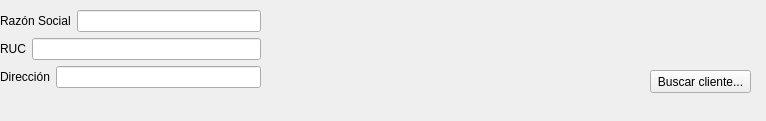
janfranco27/TheProyect, file ManagerM/ui_new_venta_factura.ui: the form before one commit.
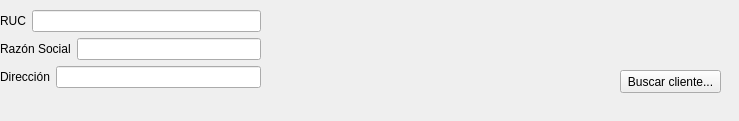
The form after the commit.

```diff
--- a/ManagerM/ui_new_venta_factura.ui
+++ b/ManagerM/ui_new_venta_factura.ui
@@ -6,14 +6,27 @@
    <rect>
     <x>0</x>
     <y>0</y>
-    <width>766</width>
+    <width>739</width>
     <height>121</height>
    </rect>
   </property>
   <property name="windowTitle">
    <string>Form</string>
   </property>
-  <widget class="QWidget" name="layoutWidget">
+  <widget class="QPushButton" name="pushButton">
+   <property name="geometry">
+    <rect>
+     <x>620</x>
+     <y>70</y>
+     <width>101</width>
+     <height>23</height>
+    </rect>
+   </property>
+   <property name="text">
+    <string>Buscar cliente...</string>
+   </property>
+  </widget>
+  <widget class="QWidget" name="">
    <property name="geometry">
     <rect>
      <x>0</x>
@@ -24,20 +37,6 @@
    </property>
    <layout class="QGridLayout" name="gridLayout">
     <item row="0" column="0">
-     <layout class="QHBoxLayout" name="horizontalLayout">
-      <item>
-       <widget class="QLabel" name="label">
-        <property name="text">
-         <string>Razón Social</string>
-        </property>
-       </widget>
-      </item>
-      <item>
-       <widget class="QLineEdit" name="lineEdit"/>
-      </item>
-     </layout>
-    </item>
-    <item row="1" column="0">
      <layout class="QHBoxLayout" name="horizontalLayout_2">
       <item>
        <widget class="QLabel" name="label_2">
@@ -47,7 +46,21 @@
        </widget>
       </item>
       <item>
-       <widget class="QLineEdit" name="lineEdit_2"/>
+       <widget class="QLineEdit" name="lineEdit_ruc"/>
+      </item>
+     </layout>
+    </item>
+    <item row="1" column="0">
+     <layout class="QHBoxLayout" name="horizontalLayout">
+      <item>
+       <widget class="QLabel" name="label">
+        <property name="text">
+         <string>Razón Social</string>
+        </property>
+       </widget>
+      </item>
+      <item>
+       <widget class="QLineEdit" name="lineEdit_nombre"/>
       </item>
      </layout>
     </item>
@@ -67,19 +80,6 @@
     </item>
    </layout>
   </widget>
-  <widget class="QPushButton" name="pushButton">
-   <property name="geometry">
-    <rect>
-     <x>650</x>
-     <y>70</y>
-     <width>101</width>
-     <height>23</height>
-    </rect>
-   </property>
-   <property name="text">
-    <string>Buscar cliente...</string>
-   </property>
-  </widget>
  </widget>
  <resources/>
  <connections/>
```
Left out of the diff: 2 changed lines with no effect on the pictures.
